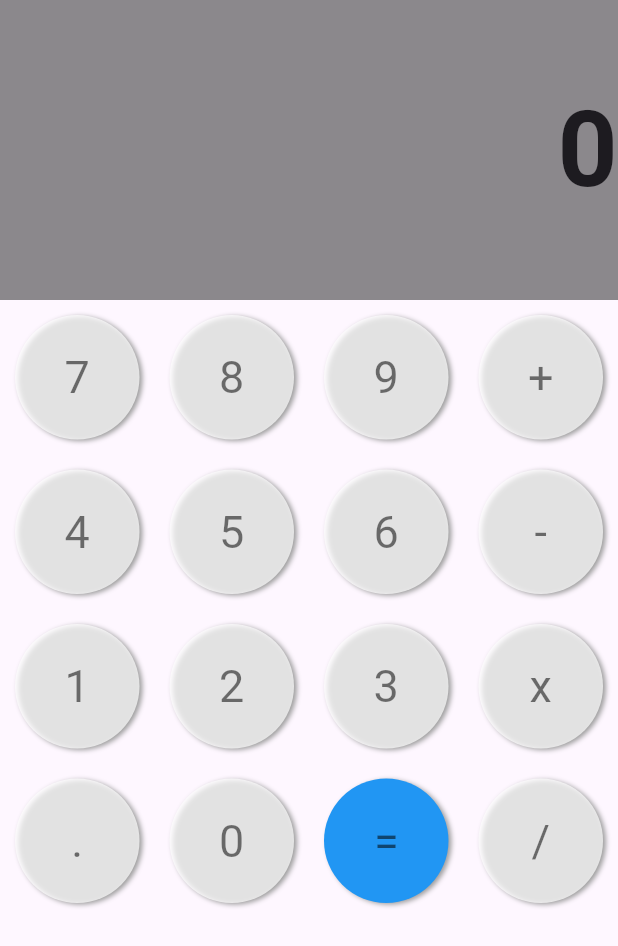
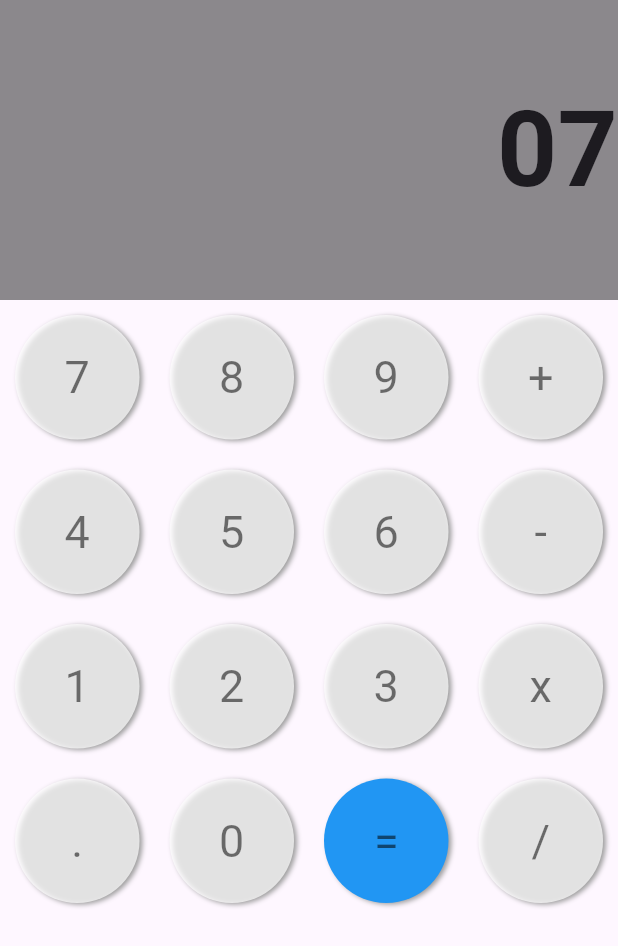
Before and after one commit to 0x000UK/Calculator_flutter, a Flutter app: the screen it shows after launch, after a tap on an icon or button, on a phone screen of 412 x 824 dp. Shown: the top 946 px of the screen. Run offline on Flutter 3.47's test engine with Material 2 defaults, Android fonts, the phone set to English and light mode, and no system bars.

Commit message:
added button press method

```diff
--- a/lib/keypad.dart
+++ b/lib/keypad.dart
@@ -2,7 +2,11 @@ import 'package:flutter/material.dart';
 
 class MyKeys extends StatelessWidget {
 
-  const MyKeys({super.key});
+  final Function fun;
+  const MyKeys({
+      Key? key,
+      required this.fun
+    }) : super(key: key);
 
   @override
   Widget build(BuildContext context){
@@ -12,24 +16,24 @@ class MyKeys extends StatelessWidget {
       //color: Colors.blue,
     child : GridView.count(
       crossAxisCount: 4,
-      children:const [
+      children: [
 
-          CalculatorButton(text: '7'),
-          CalculatorButton(text: '8'),
-          CalculatorButton(text: '9'),
-          CalculatorButton(text: '+'),
-          CalculatorButton(text: '4'),
-          CalculatorButton(text: '5'),
-          CalculatorButton(text: '6'),
-          CalculatorButton(text: '-'),
-          CalculatorButton(text: '1'),
-          CalculatorButton(text: '2'),
-          CalculatorButton(text: '3'),
-          CalculatorButton(text: 'x'),
-          CalculatorButton(text: '.'),
-          CalculatorButton(text: '0'),
-          CalculatorButton(text: '=', isEqualsButton: true),
-          CalculatorButton(text: '/'),
+          CalculatorButton(text: '7',function: fun),
+          CalculatorButton(text: '8',function: fun),
+          CalculatorButton(text: '9',function: fun),
+          CalculatorButton(text: '+',function: fun),
+          CalculatorButton(text: '4',function: fun),
+          CalculatorButton(text: '5',function: fun),
+          CalculatorButton(text: '6',function: fun),
+          CalculatorButton(text: '-',function: fun),
+          CalculatorButton(text: '1',function: fun),
+          CalculatorButton(text: '2',function: fun),
+          CalculatorButton(text: '3',function: fun),
+          CalculatorButton(text: 'x',function: fun),
+          CalculatorButton(text: '.',function: fun),
+          CalculatorButton(text: '0',function: fun),
+          CalculatorButton(text: '=',function: fun, isEqualsButton: true),
+          CalculatorButton(text: '/',function: fun),
         ],
       )
     )
@@ -41,10 +45,11 @@ class CalculatorButton extends StatelessWidget {
 
   final String text;
   final bool isEqualsButton;
-
+  final Function function;
 
   const CalculatorButton({
     Key? key,
+    required this.function,
     required this.text,
     this.isEqualsButton = false,
 
@@ -74,7 +79,7 @@ class CalculatorButton extends StatelessWidget {
         customBorder: const RoundedRectangleBorder(
           borderRadius: BorderRadius.all(Radius.circular(45)),
         ),
-        onTap:() {},
+        onTap:() {function(text);},
         child: Center(
           child: Text(
             text,
--- a/lib/main.dart
+++ b/lib/main.dart
@@ -37,6 +37,22 @@ class _MyHomePageState extends State<MyHomePage> {
   String input = '0';
   String output = '0';
 
+  void _onButtonPressed(String buttonText){
+      setState(() {
+        if(buttonText == '=') {
+          _calculateResult();
+        }else if(buttonText == 'C') {
+          _clearInput();
+        }else{
+            input += buttonText;
+        }
+      }
+    );
+  }
+
+  void _calculateResult(){}
+  void _clearInput(){}
+
   @override
   Widget build(BuildContext context) {
     Size  size = MediaQuery.of(context).size;
@@ -44,7 +60,7 @@ class _MyHomePageState extends State<MyHomePage> {
       body: Column(
         children: [
           MyDisplay(screenSize: size, input: input, output: output),
-          const MyKeys()
+          MyKeys(fun: _onButtonPressed)
         ],
       )
     );
```
